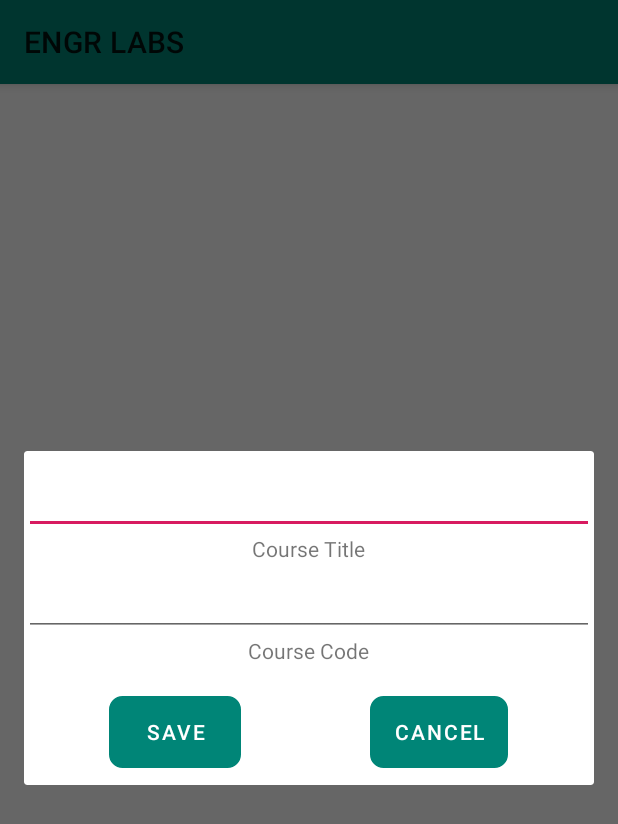
After one commit to sal515/ENGRLABS, an Android app: the fragment ChooseCourseDialogFragment shown on its own in the app's theme, on a phone screen of 412 x 824 dp. The commit adds this screen. Shown: the top 824 px of the screen. Run offline under Robolectric (Android 15) with nearby library versions, the phone set to English and light mode, and no system bars.

Commit message:
added dialog fragment for adding courses

```diff
--- /dev/null
+++ b/app/src/main/java/ca/engrLabs_390/engrlabs/ChooseCourseDialogFragment.java
@@ -0,0 +1,66 @@
+package ca.engrLabs_390.engrlabs;
+
+import android.os.Build;
+import android.os.Bundle;
+import android.util.Log;
+import android.view.LayoutInflater;
+import android.view.View;
+import android.view.ViewGroup;
+import android.widget.Button;
+import android.widget.EditText;
+import android.widget.Toast;
+
+import androidx.annotation.Nullable;
+import androidx.fragment.app.DialogFragment;
+
+public class ChooseCourseDialogFragment extends DialogFragment {
+
+    private static final String TAG = "InsertCourseDialog";
+    EditText titleEditText;
+    EditText codeEditText;
+    Button cancelButton;
+    Button saveButton;
+    //DBHelperCourse dbHandler = null;
+
+    @Nullable
+    @Override
+    public View onCreateView(LayoutInflater inflator, @Nullable ViewGroup container, Bundle savedInstanceState){
+        View view = inflator.inflate(R.layout.fragment_insert_course_dialog, container, false);
+
+        titleEditText = view.findViewById(R.id.titleEditText);
+        codeEditText = view.findViewById(R.id.gradeEditText);
+        saveButton = view.findViewById(R.id.saveButton);
+        cancelButton = view.findViewById(R.id.cancelButton);
+
+        cancelButton.setOnClickListener(new Button.OnClickListener() {
+            @Override
+            public void onClick(View view) {
+                Log.d(TAG, "onclick: cancel button");
+                getDialog().dismiss();
+            }
+        });
+
+
+        saveButton.setOnClickListener(new Button.OnClickListener() {
+            @Override
+            public void onClick(View view) {
+                String title = titleEditText.getText().toString();
+                String code = codeEditText.getText().toString();
+                if(title.equals("")) {
+                    Toast.makeText(getActivity(), "No Title", Toast.LENGTH_SHORT).show();
+                    return;
+                }
+                else if(code.equals("")) {
+                    Toast.makeText(getActivity(), "No Course Code", Toast.LENGTH_SHORT).show();
+                    return;
+                }
+
+                getDialog().dismiss();
+
+            }
+        });
+
+        return view;
+    }
+
+}
--- /dev/null
+++ b/app/src/main/res/drawable-v24/button_bg_rounded_corners.xml
@@ -0,0 +1,12 @@
+<?xml version="1.0" encoding="utf-8"?>
+<selector xmlns:android="http://schemas.android.com/apk/res/android">
+    <item>
+        <shape android:shape="rectangle">
+            <!--<solid android:color="@color/colorPrimary"/>-->
+            <!--<stroke android:color="#8A2BE2" android:width="2dp" />-->
+            <!--corners allow us to make the rounded corners button-->
+            <stroke android:width="3px" android:color="#000000"/>
+            <corners android:radius="8dp" />
+        </shape>
+    </item>
+</selector>
--- a/app/src/main/res/layout/activity_expandable_recycler_with_bottom_nav.xml
+++ b/app/src/main/res/layout/activity_expandable_recycler_with_bottom_nav.xml
@@ -33,7 +33,7 @@
             <com.mancj.materialsearchbar.MaterialSearchBar
                 android:id="@+id/searchBar"
                 style="@style/MaterialSearchBarLight"
-                android:layout_width="match_parent"
+                android:layout_width="wrap_content"
                 android:layout_height="wrap_content"
                 android:visibility="visible"
                 app:mt_hint="Search Software"
--- /dev/null
+++ b/app/src/main/res/layout/fragment_insert_course_dialog.xml
@@ -0,0 +1,74 @@
+<?xml version="1.0" encoding="utf-8"?>
+<RelativeLayout xmlns:android="http://schemas.android.com/apk/res/android"
+    android:id="@+id/relativeLayout"
+    android:layout_width="match_parent"
+    android:layout_height="match_parent">
+
+    <EditText
+        android:id="@+id/titleEditText"
+        android:layout_width="match_parent"
+        android:layout_height="wrap_content"
+        android:layout_alignParentTop="true"
+        android:layout_marginTop="10dp"
+        android:ems="10"
+        android:digits="abcdefghijklmnopqrstuvwxyzABCDEFGHIJKLMNOPQRSTUVWXYZ0123456789 -_"
+        android:inputType="textPersonName" />
+
+    <EditText
+        android:id="@+id/gradeEditText"
+        android:layout_width="match_parent"
+        android:layout_height="wrap_content"
+        android:layout_alignParentStart="true"
+        android:layout_alignParentTop="true"
+        android:layout_marginStart="0dp"
+        android:layout_marginTop="78dp"
+        android:ems="10"
+        android:digits="abcdefghijklmnopqrstuvwxyzABCDEFGHIJKLMNOPQRSTUVWXYZ0123456789 -_"
+        android:inputType="textPersonName" />
+
+
+    <TextView
+        android:id="@+id/titleText"
+        android:layout_width="wrap_content"
+        android:layout_height="wrap_content"
+        android:layout_below="@+id/titleEditText"
+        android:layout_centerHorizontal="true"
+        android:text="Course Title" />
+
+    <TextView
+        android:id="@+id/gradeText"
+        android:layout_width="wrap_content"
+        android:layout_height="wrap_content"
+        android:layout_below="@+id/gradeEditText"
+        android:layout_centerHorizontal="true"
+        android:text="Course Code" />
+
+    <RelativeLayout
+        android:layout_width="266dp"
+        android:layout_height="59dp"
+        android:layout_alignTop="@+id/gradeText"
+        android:layout_centerHorizontal="true"
+        android:layout_marginTop="40dp">
+
+        <Button
+            android:id="@+id/cancelButton"
+            android:layout_width="wrap_content"
+            android:layout_height="wrap_content"
+            android:layout_alignParentLeft="false"
+            android:layout_alignParentTop="true"
+            android:layout_alignParentRight="true"
+            android:background="@drawable/button_bg_rounded_corners"
+            android:text="Cancel" />
+
+        <Button
+            android:id="@+id/saveButton"
+            android:layout_width="wrap_content"
+            android:layout_height="wrap_content"
+            android:layout_alignParentTop="true"
+            android:layout_marginEnd="72dp"
+            android:layout_marginRight="72dp"
+            android:background="@drawable/button_bg_rounded_corners"
+            android:text="Save" />
+    </RelativeLayout>
+
+</RelativeLayout>
```
Also changed, not shown: app/src/main/java/ca/engrLabs_390/engrlabs/CourseSectionSelection.java (+36 -1 lines), app/src/main/res/drawable/ic_add_box_black_24dp.xml (added, +9 -0 lines), app/src/main/res/menu/menu_course_selection.xml (added, +10 -0 lines).
